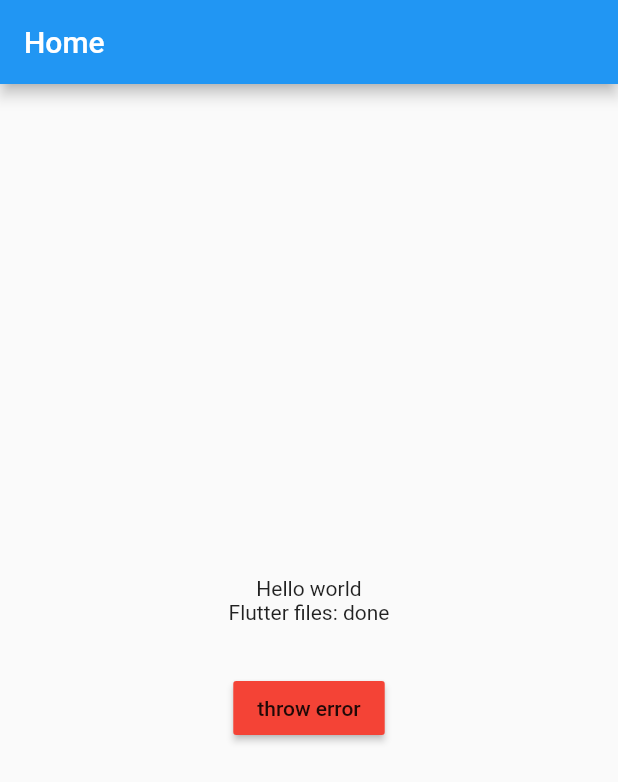
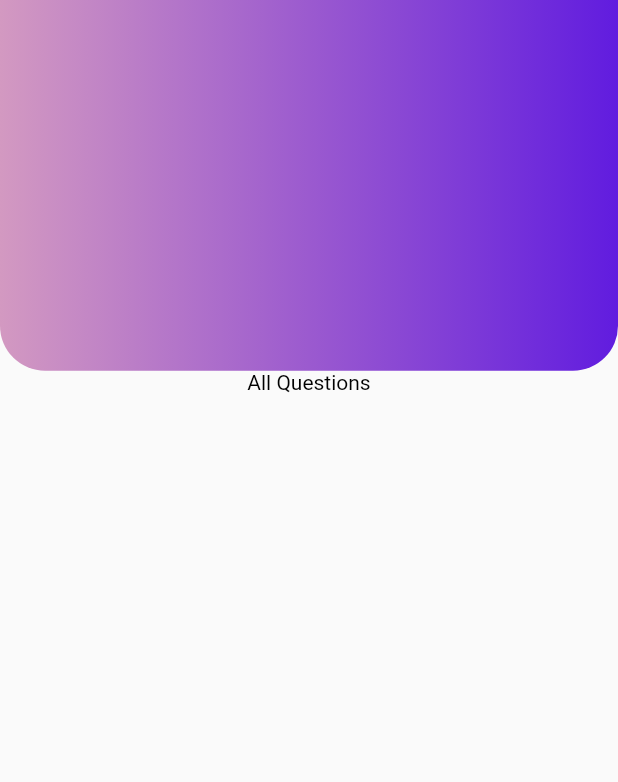
Before and after one commit to MasterNeuromancer/flutterStackApp, a Flutter app: the screen it shows after launch, on a phone screen of 412 x 824 dp. Shown: the top 782 px of the screen. Run offline on Flutter 3.47's test engine with Material 2 defaults, Android fonts, the phone set to English and light mode, and no system bars; our stand-ins replace bloc, equatable, flutter_bloc.

Commit message:
feat: initial layout started

```diff
--- a/lib/home/home_page.dart
+++ b/lib/home/home_page.dart
@@ -1,23 +1,12 @@
 import 'package:flutter/material.dart';
 import 'package:flutter_stack_app/home/index.dart';
 
-class HomePage extends StatefulWidget {
+class HomePage extends StatelessWidget {
   static const String routeName = '/home';
 
   @override
-  _HomePageState createState() => _HomePageState();
-}
-
-class _HomePageState extends State<HomePage> {
-  final _homeBloc = HomeBloc();
-
-  @override
   Widget build(BuildContext context) {
-    return Scaffold(
-      appBar: AppBar(
-        title: Text('Home'),
-      ),
-      body: HomeScreen(homeBloc: _homeBloc),
-    );
+    var _homeBloc = HomeBloc();
+    return HomeScreen(homeBloc: _homeBloc);
   }
 }
--- a/lib/home/home_screen.dart
+++ b/lib/home/home_screen.dart
@@ -61,29 +61,47 @@ class HomeScreenState extends State<HomeScreen> {
               ],
             ));
           }
-           if (currentState is InHomeState) {
-            return Center(
+          if (currentState is InHomeState) {
+            return Material(
               child: Column(
-                mainAxisAlignment: MainAxisAlignment.center,
                 children: <Widget>[
-                  Text(currentState.hello),
-                  Text('Flutter files: done'),
-                  Padding(
-                    padding: const EdgeInsets.only(top: 32.0),
-                    child: RaisedButton(
-                      color: Colors.red,
-                      child: Text('throw error'),
-                      onPressed: () => this._load(true),
+                  Stack(
+                    children: <Widget>[
+                      Container(
+                        height: MediaQuery.of(context).size.height * 0.3,
+                        width: MediaQuery.of(context).size.width,
+                        decoration: BoxDecoration(
+                          gradient: LinearGradient(
+                            colors: [
+                              Color(0xffd399c1),
+                              Color(0xff9b5acf),
+                              Color(0xff611cdf),
+                            ],
+                          ),
+                          borderRadius: BorderRadius.only(
+                            bottomLeft: Radius.circular(30),
+                            bottomRight: Radius.circular(30),
+                          ),
+                        ),
+                      ),
+                    ],
+                  ),
+                  Text(
+                    'All Questions',
+                    style: TextStyle(
+                      color: Colors.black,
                     ),
+                  ),
+                  Expanded(
+                    child: Container(),
                   ),
                 ],
               ),
             );
           }
           return Center(
-              child: CircularProgressIndicator(),
+            child: CircularProgressIndicator(),
           );
-
         });
   }
 
```
